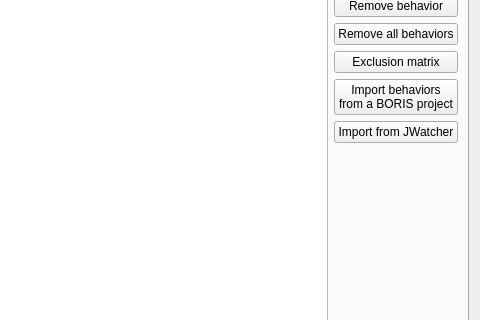
The window that project.ui (olivierfriard/BORIS) describes before a commit, drawn with Qt 5; both pictures show x 507 to 987 and y 107 to 427 of the 987 by 578 pixel window.
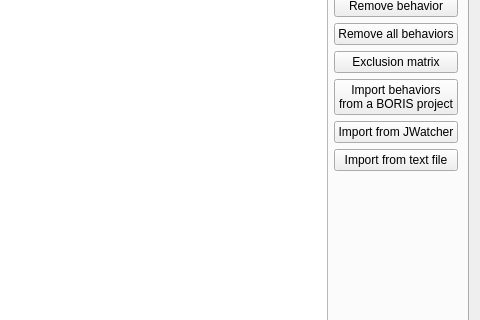
The same window after the commit. The open tabs and pages were chosen to show the change.

Commit message: add import ethogram from text file

What changed in the file:
```diff
--- a/project.ui
+++ b/project.ui
@@ -229,6 +229,13 @@
                  </property>
                 </widget>
                </item>
+               <item>
+                <widget class="QPushButton" name="pbImportFromTextFile">
+                 <property name="text">
+                  <string>Import from text file</string>
+                 </property>
+                </widget>
+               </item>
                <item>
                 <spacer name="verticalSpacer_3">
                  <property name="orientation">
```
Left out of the diff: 2 changed lines with no effect on the pictures. The commit also changes 7 other files.
